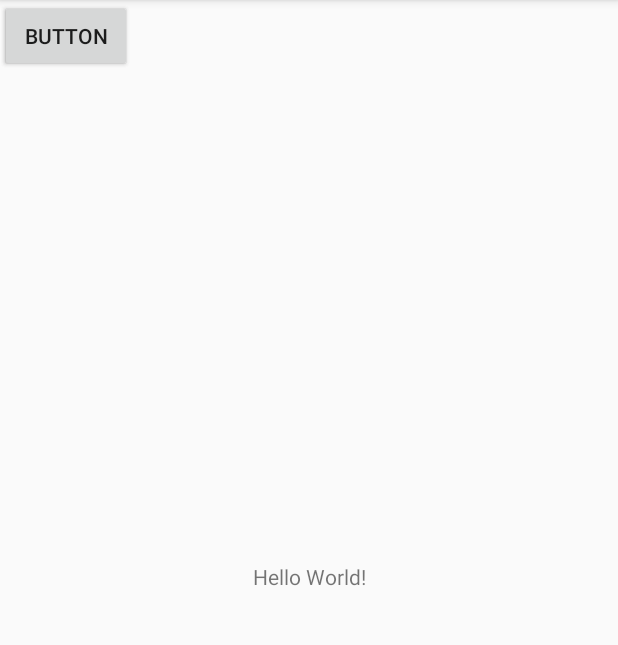
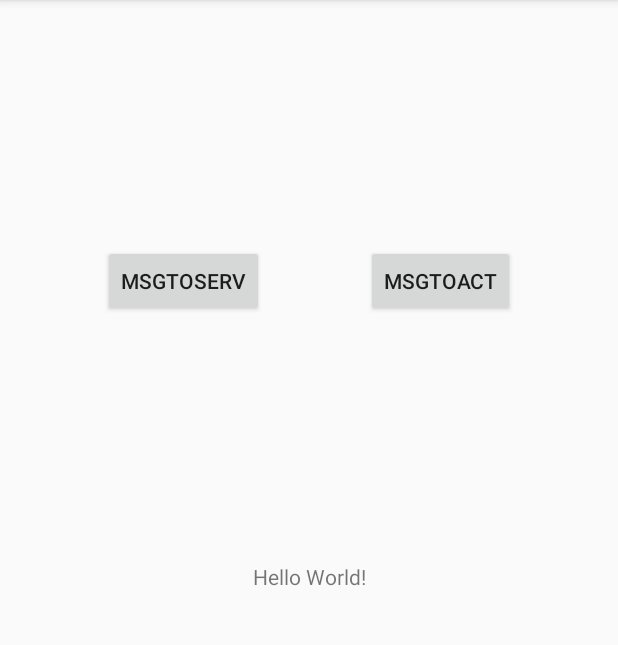
Before and after one commit to chenhj1234/android_service_test, an Android app: the screen it shows after launch (MainActivity), on a phone screen of 412 x 824 dp, the part 84-729 px from its top. Run offline under Robolectric (Android 15) with nearby library versions, the phone set to English and light mode, and no system bars; 2 statements that could not run were skipped.

```diff
--- a/app/src/main/java/com/shadowroast/servicetest/MainActivity.java
+++ b/app/src/main/java/com/shadowroast/servicetest/MainActivity.java
@@ -11,30 +11,76 @@ import android.os.Message;
 import android.os.Messenger;
 import android.os.RemoteException;
 import android.util.Log;
+import android.view.View;
+import android.widget.Button;
 
 import androidx.appcompat.app.AppCompatActivity;
 
 public class MainActivity extends AppCompatActivity {
-
+    Button mBtnMsgToServ;
+    Button mBtnMsgToActi;
     @Override
     protected void onCreate(Bundle savedInstanceState) {
         super.onCreate(savedInstanceState);
         setContentView(R.layout.activity_main);
         Intent intent = new Intent(this, TastService.class);
+        mBtnMsgToServ = findViewById(R.id.btnSendMsgToService);
+        mBtnMsgToServ.setOnClickListener(msgToServListener);
+        mBtnMsgToActi = findViewById(R.id.btnSendMsgToActivity);
+        mBtnMsgToActi.setOnClickListener(msgToActiListener);
         startService(intent);
         bindService(intent, connection, Context.BIND_AUTO_CREATE);
     }
 
-    TastService mService;
+    Button.OnClickListener msgToServListener = new Button.OnClickListener() {
+        @Override
+        public void onClick(View v) {
+            if(mRemoteMessenger != null) {
+                sendMessageToService(TastService.MSG_SAY_HELLO);
+            } else {
+                Log.e(TAG, "Messenger not assigned");
+            }
+        }
+    };
+    Button.OnClickListener msgToActiListener = new Button.OnClickListener() {
+        @Override
+        public void onClick(View v) {
+            if(mRemoteMessenger != null) {
+                sendMessageToService(100);
+            } else {
+                Log.e(TAG, "Messenger not assigned");
+            }
+            if(mService != null) {
+                mService.sendMessageToActivity(109);
+            }
+        }
+    };
+    TastService mService = null;
     TastService.LocalBinder mBinder;
     String TAG = getClass().getSimpleName();
+    private Handler mHandler = new Handler() {
+        public void handleMessage(android.os.Message msg) {
+            switch (msg.what) {
+                case TastService.MSG_SAY_HELLO:
+                    Log.i(TAG,"MSG_SAY_HELLO");
+                    break;
+                default:
+                    Log.i(TAG,"Receive response message " + msg.what);
+                    break;
+            }
+        };
+    };
+    private Messenger mMessenger = new Messenger(mHandler);
+
     Messenger mRemoteMessenger = null;
     public ServiceConnection connection = new ServiceConnection() {
 
         // 成功與 Service 建立連線
         @Override
         public void onServiceConnected(ComponentName name, IBinder service) {
-            mRemoteMessenger = new Messenger(service);
+            mBinder = (TastService.LocalBinder) service;
+            mService = mBinder.getService();
+            mRemoteMessenger = new Messenger(mBinder.getMsgBinder());
 //            mBinder = (TastService.LocalBinder)service;
 //            mService = ((TastService.LocalBinder) service).getService();
 //            mBinder.binder_action();
@@ -64,17 +110,4 @@ public class MainActivity extends AppCompatActivity {
         }
     }
 
-    private Handler mHandler = new Handler() {
-        public void handleMessage(android.os.Message msg) {
-            switch (msg.what) {
-                case TastService.MSG_SAY_HELLO:
-                    Log.i(TAG,"MSG_SAY_HELLO");
-                    break;
-                default:
-                    break;
-            }
-        };
-    };
-    private Messenger mMessenger = new Messenger(mHandler);
-
 }
--- a/app/src/main/res/layout/activity_main.xml
+++ b/app/src/main/res/layout/activity_main.xml
@@ -7,22 +7,29 @@
     tools:context=".MainActivity">
 
     <Button
-        android:id="@+id/button"
+        android:id="@+id/btnSendMsgToService"
         android:layout_width="wrap_content"
         android:layout_height="wrap_content"
-        android:text="Button"
-        tools:layout_editor_absoluteX="115dp"
-        tools:layout_editor_absoluteY="108dp" />
+        android:text="MsgToServ"
+        app:layout_constraintBottom_toTopOf="@+id/textView"
+        app:layout_constraintEnd_toStartOf="@+id/btnSendMsgToActivity"
+        app:layout_constraintHorizontal_bias="0.5"
+        app:layout_constraintStart_toStartOf="parent"
+        app:layout_constraintTop_toTopOf="parent" />
 
     <Button
-        android:id="@+id/button2"
+        android:id="@+id/btnSendMsgToActivity"
         android:layout_width="wrap_content"
         android:layout_height="wrap_content"
-        android:text="Button"
-        tools:layout_editor_absoluteX="235dp"
-        tools:layout_editor_absoluteY="148dp" />
+        android:text="MsgToAct"
+        app:layout_constraintBottom_toTopOf="@+id/textView"
+        app:layout_constraintEnd_toEndOf="parent"
+        app:layout_constraintHorizontal_bias="0.5"
+        app:layout_constraintStart_toEndOf="@+id/btnSendMsgToService"
+        app:layout_constraintTop_toTopOf="parent" />
 
     <TextView
+        android:id="@+id/textView"
         android:layout_width="wrap_content"
         android:layout_height="wrap_content"
         android:text="Hello World!"
```
Also changed, not shown: app/src/main/java/com/shadowroast/servicetest/TastService.java (+121 -13 lines).
